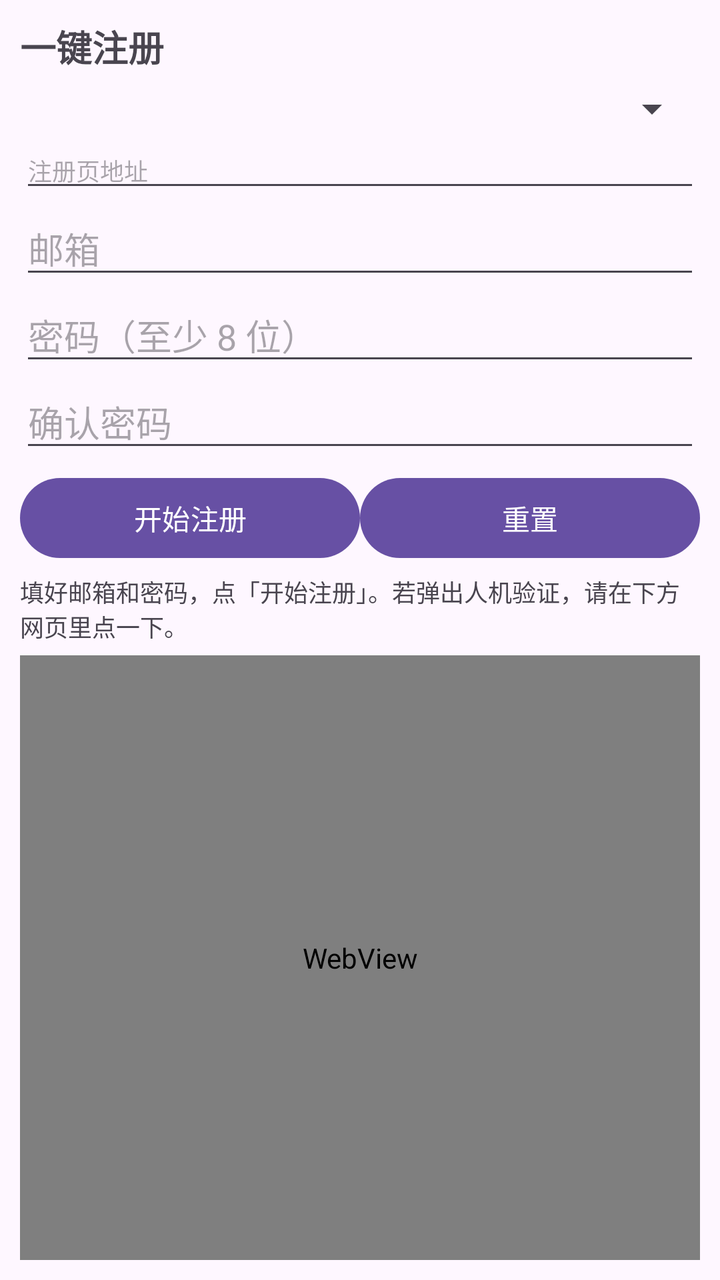
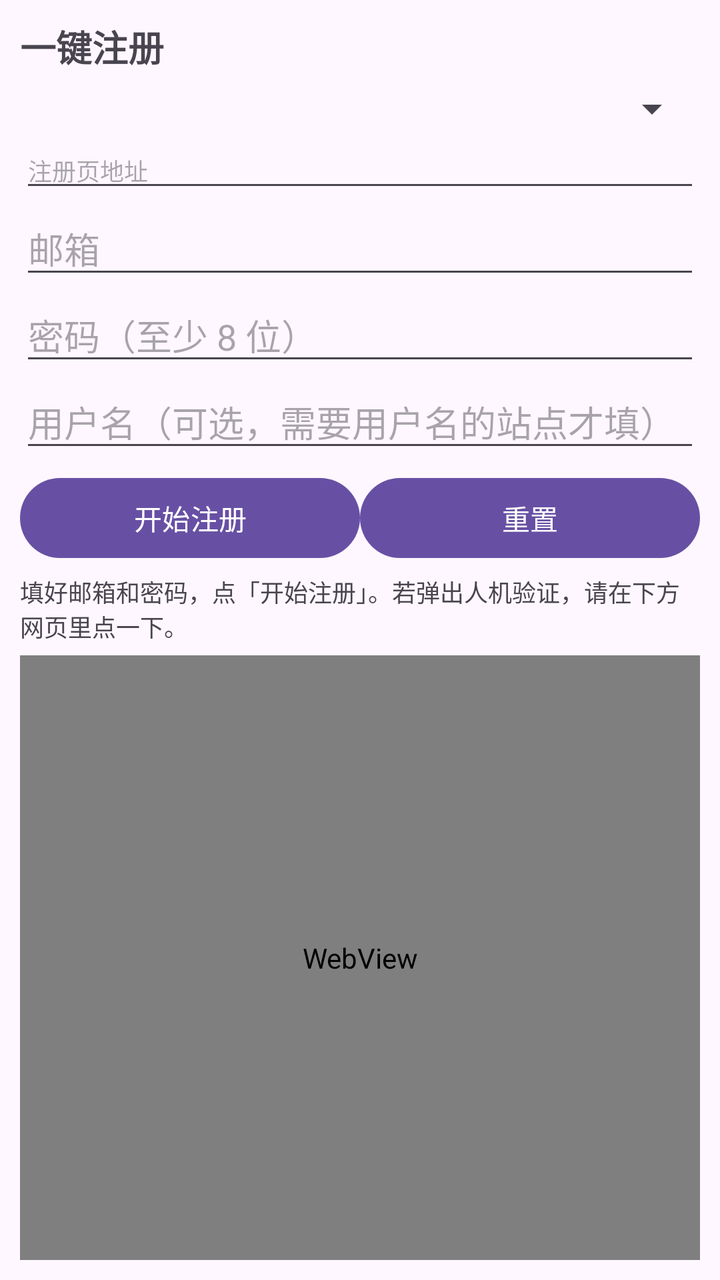

Before-and-after screenshots of an Android layout around one commit, followed by the original layout XML and the change that was made.
<!-- AndroidManifest.xml: application theme Theme.AutoReg -->
<!-- res/layout/activity_main.xml -->
<?xml version="1.0" encoding="utf-8"?>
<LinearLayout xmlns:android="http://schemas.android.com/apk/res/android"
    android:layout_width="match_parent"
    android:layout_height="match_parent"
    android:orientation="vertical"
    android:padding="10dp">

    <TextView
        android:layout_width="wrap_content"
        android:layout_height="wrap_content"
        android:text="一键注册"
        android:textSize="18sp"
        android:textStyle="bold" />

    <Spinner
        android:id="@+id/siteSpinner"
        android:layout_width="match_parent"
        android:layout_height="wrap_content"
        android:layout_marginTop="6dp" />

    <EditText
        android:id="@+id/urlInput"
        android:layout_width="match_parent"
        android:layout_height="wrap_content"
        android:hint="注册页地址"
        android:inputType="textUri"
        android:textSize="12sp"
        android:maxLines="1" />

    <EditText
        android:id="@+id/emailInput"
        android:layout_width="match_parent"
        android:layout_height="wrap_content"
        android:hint="邮箱"
        android:inputType="textEmailAddress"
        android:maxLines="1" />

    <EditText
        android:id="@+id/passwordInput"
        android:layout_width="match_parent"
        android:layout_height="wrap_content"
        android:hint="密码（至少 8 位）"
        android:inputType="textPassword"
        android:maxLines="1" />

    <EditText
        android:id="@+id/confirmInput"
        android:layout_width="match_parent"
        android:layout_height="wrap_content"
        android:hint="确认密码"
        android:inputType="textPassword"
        android:maxLines="1" />

    <LinearLayout
        android:layout_width="match_parent"
        android:layout_height="wrap_content"
        android:layout_marginTop="4dp"
        android:orientation="horizontal">

        <Button
            android:id="@+id/startBtn"
            android:layout_width="0dp"
            android:layout_height="wrap_content"
            android:layout_weight="1"
            android:text="开始注册" />

        <Button
            android:id="@+id/clearBtn"
            android:layout_width="0dp"
            android:layout_height="wrap_content"
            android:layout_weight="1"
            android:text="重置" />
    </LinearLayout>

    <TextView
        android:id="@+id/statusText"
        android:layout_width="match_parent"
        android:layout_height="wrap_content"
        android:layout_marginTop="4dp"
        android:text="填好邮箱和密码，点「开始注册」。若弹出人机验证，请在下方网页里点一下。"
        android:textSize="12sp" />

    <WebView
        android:id="@+id/webView"
        android:layout_width="match_parent"
        android:layout_height="0dp"
        android:layout_marginTop="6dp"
        android:layout_weight="1" />
</LinearLayout>
<!-- resources referenced by this layout -->
<resources>
  <style name="Theme.AutoReg" parent="Theme.Material3.DayNight.NoActionBar" />
</resources>

<!-- the commit's change to res/layout/activity_main.xml (unified diff, before → after) -->
@@ -44,11 +44,11 @@
         android:maxLines="1" />
 
     <EditText
-        android:id="@+id/confirmInput"
+        android:id="@+id/usernameInput"
         android:layout_width="match_parent"
         android:layout_height="wrap_content"
-        android:hint="确认密码"
-        android:inputType="textPassword"
+        android:hint="用户名（可选，需要用户名的站点才填）"
+        android:inputType="text"
         android:maxLines="1" />
 
     <LinearLayout
